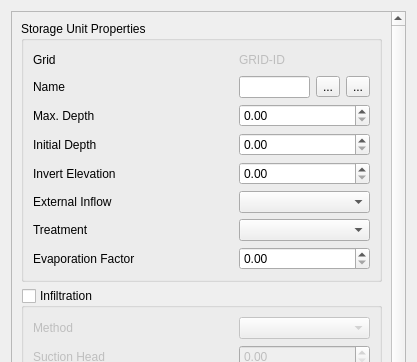
The window that flo2d/ui/storage_unit_attributes.ui (FLO-2DSoftware/qgis-flo-2d-plugin) describes before a commit, drawn with Qt 5; both pictures show x 0 to 417 and y 0 to 362 of the 417 by 664 pixel window.
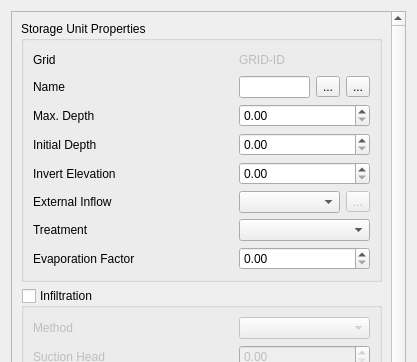
The same window after the commit. Icons and pictures are not drawn.

Commit message: Fixed and tested the INFLOWS and TABULAR CURVE

Patch:
```diff
--- a/flo2d/ui/storage_unit_attributes.ui
+++ b/flo2d/ui/storage_unit_attributes.ui
@@ -346,9 +346,6 @@
               </property>
              </widget>
             </item>
-            <item row="5" column="1" colspan="4">
-             <widget class="QComboBox" name="external_inflow"/>
-            </item>
             <item row="6" column="1" colspan="4">
              <widget class="QComboBox" name="treatment"/>
             </item>
@@ -359,6 +356,23 @@
               </property>
              </widget>
             </item>
+            <item row="5" column="1" colspan="3">
+             <widget class="QComboBox" name="external_inflow"/>
+            </item>
+            <item row="5" column="4">
+             <widget class="QToolButton" name="external_btn">
+              <property name="enabled">
+               <bool>false</bool>
+              </property>
+              <property name="text">
+               <string>...</string>
+              </property>
+              <property name="icon">
+               <iconset>
+                <normaloff>../img/call_dialog.svg</normaloff>../img/call_dialog.svg</iconset>
+              </property>
+             </widget>
+            </item>
            </layout>
           </item>
          </layout>
```
Left out of the diff: 2 changed lines with no effect on the pictures. The commit also changes 2 other files.
